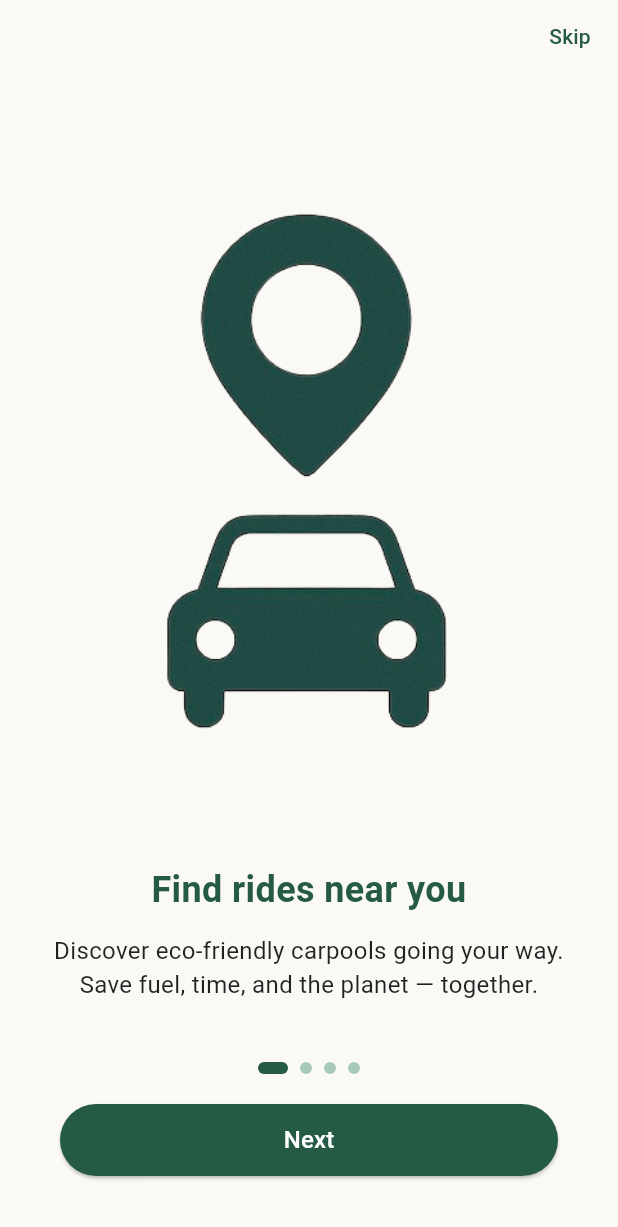
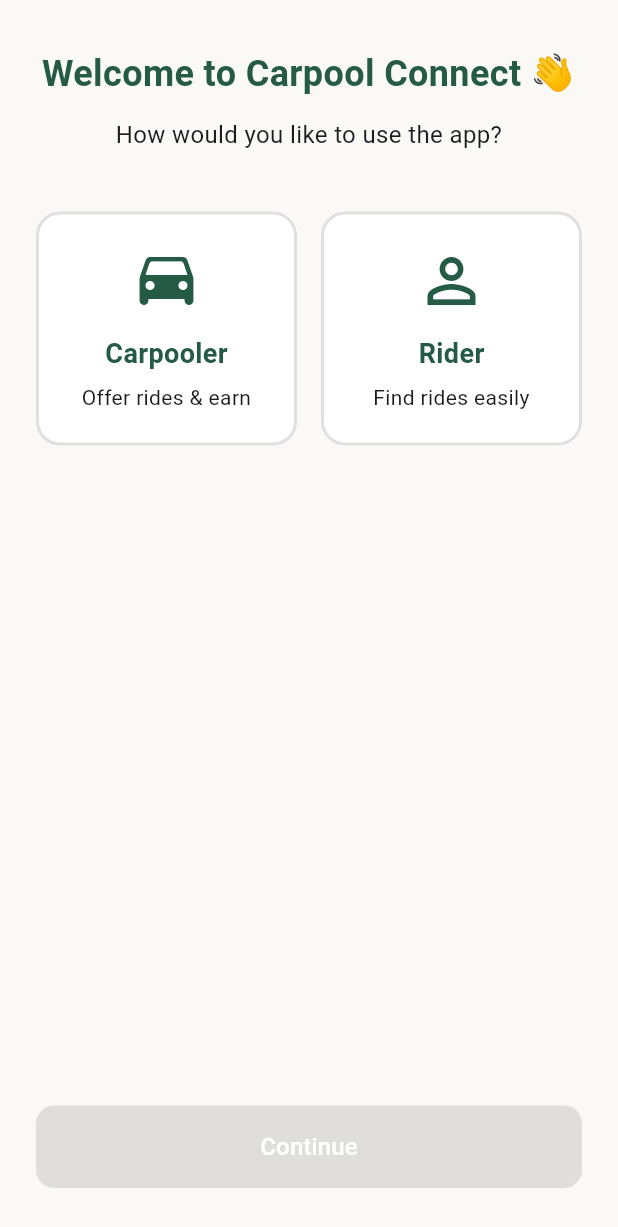
Before and after one commit to alibassam24/Carpool, a Flutter app: the screen it shows after launch, on a phone screen of 412 x 824 dp. Shown: the top 1227 px of the screen. Run offline on Flutter 3.47's test engine with Material 3 defaults, Android fonts, the light colour scheme and no system bars; our stand-ins replace get, google_fonts, shared_preferences.

Commit message:
choose role screen

```diff
--- a/lib/main.dart
+++ b/lib/main.dart
@@ -1,3 +1,4 @@
+import 'package:carpool_connect/screens/auth/choose_role_screen.dart';
 import 'package:carpool_connect/screens/onboarding/onboarding_screen.dart';
 import 'package:flutter/material.dart';
 import 'package:get/get.dart';
@@ -15,11 +16,13 @@ class CarpoolApp extends StatelessWidget {
   @override
   Widget build(BuildContext context) {
     return GetMaterialApp(
-      home: OnboardingScreen(),
+
+      //home: SplashScreen(),
+      home: ChooseRoleScreen(),
    // initialRoute: AppRoutes.splash,
    // getPages: AppRoutes.routes,
      // title: 'Carpool Connect',
-     // debugShowCheckedModeBanner: false,
+      debugShowCheckedModeBanner: false,
       //theme: AppTheme.lightTheme,
     );
   }
--- /dev/null
+++ b/lib/screens/auth/choose_role_screen.dart
@@ -0,0 +1,244 @@
+import 'dart:math';
+import 'package:flutter/material.dart';
+import 'package:get/get.dart';
+
+class ChooseRoleScreen extends StatefulWidget {
+  const ChooseRoleScreen({super.key});
+
+  @override
+  State<ChooseRoleScreen> createState() => _ChooseRoleScreenState();
+}
+
+class _ChooseRoleScreenState extends State<ChooseRoleScreen> with TickerProviderStateMixin {
+  String? _selectedRole;
+
+  late final AnimationController _carpoolerController;
+  late final AnimationController _riderController;
+  late final AnimationController _fadeController;
+
+  late final Animation<double> _carpoolerRotation;
+  late final Animation<double> _riderRotation;
+  late final Animation<double> _fadeIn;
+
+  @override
+  void initState() {
+    super.initState();
+
+    _carpoolerController = AnimationController(
+      duration: const Duration(milliseconds: 500),
+      vsync: this,
+    );
+
+    _riderController = AnimationController(
+      duration: const Duration(milliseconds: 500),
+      vsync: this,
+    );
+
+    _fadeController = AnimationController(
+      duration: const Duration(milliseconds: 600),
+      vsync: this,
+    );
+
+    _fadeIn = Tween<double>(begin: 0, end: 1).animate(
+      CurvedAnimation(parent: _fadeController, curve: Curves.easeIn),
+    );
+
+    _carpoolerRotation = Tween<double>(begin: 0, end: 2*pi).animate(
+      CurvedAnimation(parent: _carpoolerController, curve: Curves.easeInOut),
+    );
+
+    _riderRotation = Tween<double>(begin: 0, end: 2*pi).animate(
+      CurvedAnimation(parent: _riderController, curve: Curves.easeInOut),
+    );
+
+    _fadeController.forward();
+  }
+
+  @override
+  void dispose() {
+    _carpoolerController.dispose();
+    _riderController.dispose();
+    _fadeController.dispose();
+    super.dispose();
+  }
+
+  void _continue() {
+    if (_selectedRole != null) {
+      // TODO: Save selected role using GetX
+      // Example:
+      // final authController = Get.find<AuthController>();
+      // authController.setRole(_selectedRole);
+      Get.toNamed('/home');
+    }
+  }
+
+  Widget _buildRoleCard({
+    required String title,
+    required String subtitle,
+    required IconData icon,
+    required String role,
+    required AnimationController controller,
+    required Animation<double> rotation,
+  }) {
+    final isSelected = _selectedRole == role;
+
+    return GestureDetector(
+      onTap: () {
+        if (_selectedRole != role) {
+          setState(() {
+            _selectedRole = role;
+          });
+          controller
+            ..reset()
+            ..forward();
+        }
+      },
+      child: AnimatedBuilder(
+  animation: Listenable.merge([controller, _fadeController]),
+  builder: (context, child) {
+    final rotationAngle = isSelected ? rotation.value : 0.0;
+
+    return Opacity(
+      opacity: _fadeIn.value,
+      child: Transform(
+        alignment: Alignment.center,
+        transform: Matrix4.identity()
+          ..setEntry(3, 2, 0.001)
+          ..rotateY(rotationAngle),
+        child: child,
+      ),
+    );
+  },
+  child: AnimatedContainer(
+    duration: const Duration(milliseconds: 300),
+    padding: const EdgeInsets.all(20),
+    decoration: BoxDecoration(
+      color: isSelected ? const Color(0xFF255A45).withOpacity(0.1) : Colors.white,
+      border: Border.all(
+        color: isSelected ? const Color(0xFF255A45) : Colors.grey.shade300,
+        width: 2,
+      ),
+      borderRadius: BorderRadius.circular(16),
+      boxShadow: isSelected
+          ? [
+              BoxShadow(
+                color: const Color(0xFF255A45).withOpacity(0.3),
+                blurRadius: 16,
+                offset: const Offset(0, 8),
+              ),
+            ]
+          : [],
+    ),
+    child: Column(
+      children: [
+        Hero(
+          tag: role,
+          child: Icon(
+            icon,
+            size: 48,
+            color: const Color(0xFF255A45),
+          ),
+        ),
+        const SizedBox(height: 12),
+        Text(
+          title,
+          style: const TextStyle(
+            fontSize: 18,
+            fontWeight: FontWeight.bold,
+            color: Color(0xFF255A45),
+          ),
+        ),
+        const SizedBox(height: 6),
+        Text(
+          subtitle,
+          style: const TextStyle(fontSize: 14),
+          textAlign: TextAlign.center,
+        ),
+      ],
+    ),
+  ),
+),
+);
+
+  }
+
+  @override
+  Widget build(BuildContext context) {
+    return Scaffold(
+      backgroundColor: const Color(0xFFFAF9F6),
+      body: SafeArea(
+        child: FadeTransition(
+          opacity: _fadeIn,
+          child: Padding(
+            padding: const EdgeInsets.symmetric(horizontal: 24, vertical: 32),
+            child: Column(
+              crossAxisAlignment: CrossAxisAlignment.center,
+              children: [
+                const Text(
+                  "Welcome to Carpool Connect 👋",
+                  style: TextStyle(
+                    fontSize: 24,
+                    fontWeight: FontWeight.bold,
+                    color: Color(0xFF255A45),
+                  ),
+                  textAlign: TextAlign.center,
+                ),
+                const SizedBox(height: 12),
+                const Text(
+                  "How would you like to use the app?",
+                  style: TextStyle(fontSize: 16),
+                  textAlign: TextAlign.center,
+                ),
+                const SizedBox(height: 40),
+                Row(
+                  mainAxisAlignment: MainAxisAlignment.spaceBetween,
+                  children: [
+                    Expanded(
+                      child: _buildRoleCard(
+                        title: "Carpooler",
+                        subtitle: "Offer rides & earn",
+                        icon: Icons.drive_eta_rounded,
+                        role: "carpooler",
+                        controller: _carpoolerController,
+                        rotation: _carpoolerRotation,
+                      ),
+                    ),
+                    const SizedBox(width: 16),
+                    Expanded(
+                      child: _buildRoleCard(
+                        title: "Rider",
+                        subtitle: "Find rides easily",
+                        icon: Icons.person_outline,
+                        role: "rider",
+                        controller: _riderController,
+                        rotation: _riderRotation,
+                      ),
+                    ),
+                  ],
+                ),
+                const Spacer(),
+                SizedBox(
+                  width: double.infinity,
+                  child: ElevatedButton(
+                    onPressed: _selectedRole == null ? null : _continue,
+                    style: ElevatedButton.styleFrom(
+                      backgroundColor: const Color(0xFF255A45),
+                      shape: RoundedRectangleBorder(
+                        borderRadius: BorderRadius.circular(12),
+                      ),
+                      padding: const EdgeInsets.symmetric(vertical: 16),
+                    ),
+                    child: const Text(
+                      "Continue",
+                      style: TextStyle(fontSize: 16, color: Colors.white),
+                    ),
+                  ),
+                ),
+              ],
+            ),
+          ),
+        ),
+      ),
+    );
+  }
+}
--- a/lib/screens/auth/login_screen.dart
+++ b/lib/screens/auth/login_screen.dart
@@ -48,8 +48,9 @@ class _LoginScreenState extends State<LoginScreen> {
             key: _formKey,
             child: Column(
               crossAxisAlignment: CrossAxisAlignment.start,
-              children: [
-                const Text(
+                 children:[ Column(
+                    crossAxisAlignment: CrossAxisAlignment.center,
+                  children:[ const Text(
                     "Welcome Back 👋",
                     style: TextStyle(
                       fontSize: 26,
@@ -57,11 +58,17 @@ class _LoginScreenState extends State<LoginScreen> {
                       color: Color(0xFF255A45),
                     ),
                   ),
+
                 const SizedBox(height: 10),
+
                 const Text(
                     "Login to your account to continue carpooling.",
                     style: TextStyle(fontSize: 16),
                   ),
+                  ],
+                  ),
+
+
                 const SizedBox(height: 40),
                 CustomTextField(
                   controller: emailController,
--- a/lib/screens/auth/signup_screen.dart
+++ b/lib/screens/auth/signup_screen.dart
@@ -51,9 +51,10 @@ class _SignupScreenState extends State<SignupScreen> {
           child: Form(
             key: _formKey,
             child: Column(
-              crossAxisAlignment: CrossAxisAlignment.start,
+              crossAxisAlignment: CrossAxisAlignment.center,
               children: [
-                const Text(
+                Center(
+                  child: const Text(
                     "Create Account 🚗",
                     style: TextStyle(
                       fontSize: 26,
@@ -61,10 +62,14 @@ class _SignupScreenState extends State<SignupScreen> {
                       color: Color(0xFF255A45),
                     ),
                   ),
+                ),
                 const SizedBox(height: 10),
-                const Text(
+                Wrap(
+                  alignment: WrapAlignment.center,
+                  children: [const Text(
                     "Join the carpooling community and start saving!",
                     style: TextStyle(fontSize: 16),
+                  ),],
                 ),
                 const SizedBox(height: 30),
 
```
Also changed, not shown: lib/screens/onboarding/onboarding_screen.dart (indentation only). Lines whose indentation alone changed are shown as unchanged.
